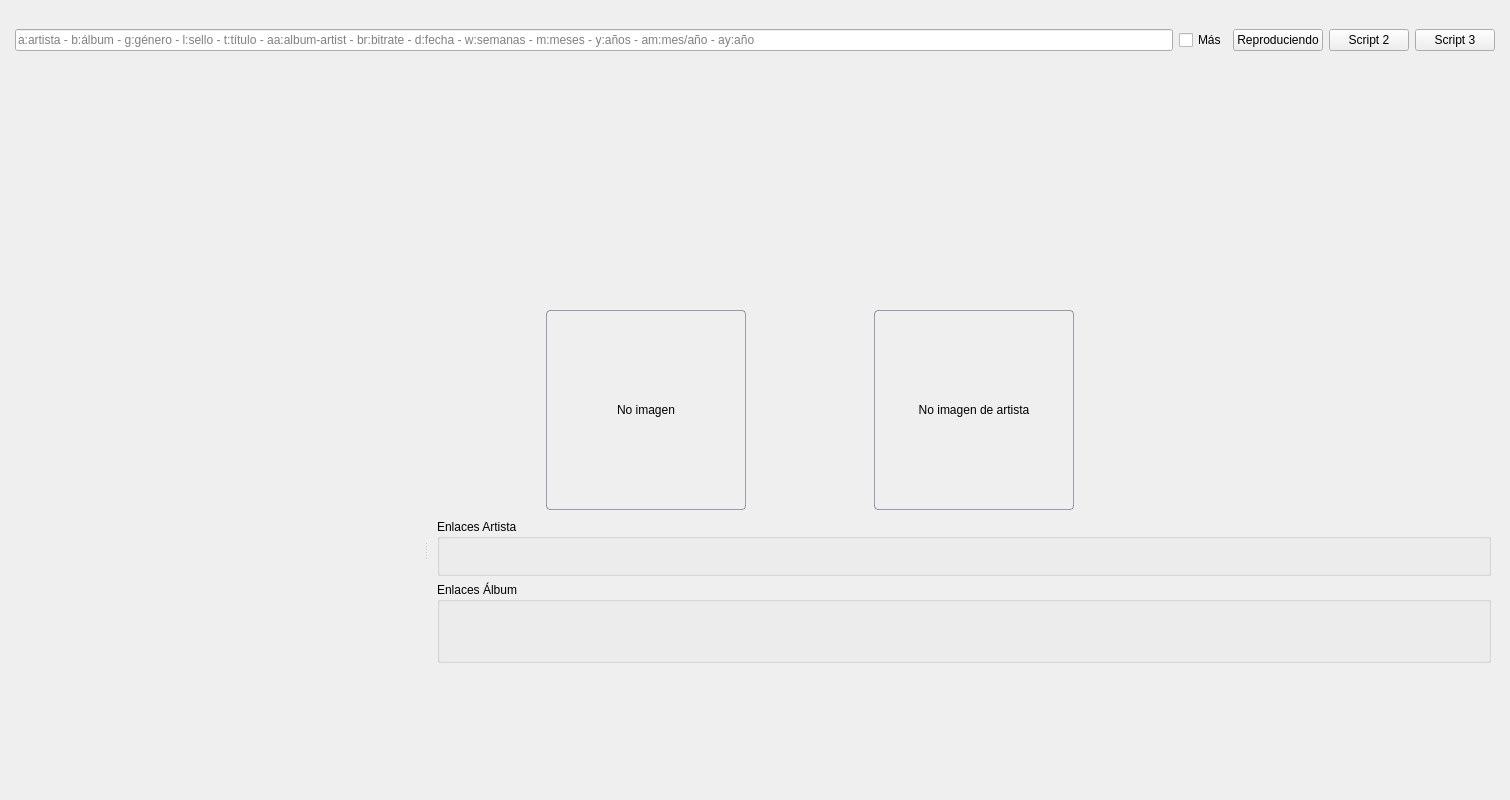
Before: the Qt Designer form ui/music_fuzzy_module.ui in volteret4/mfuz, drawn with Qt 5.
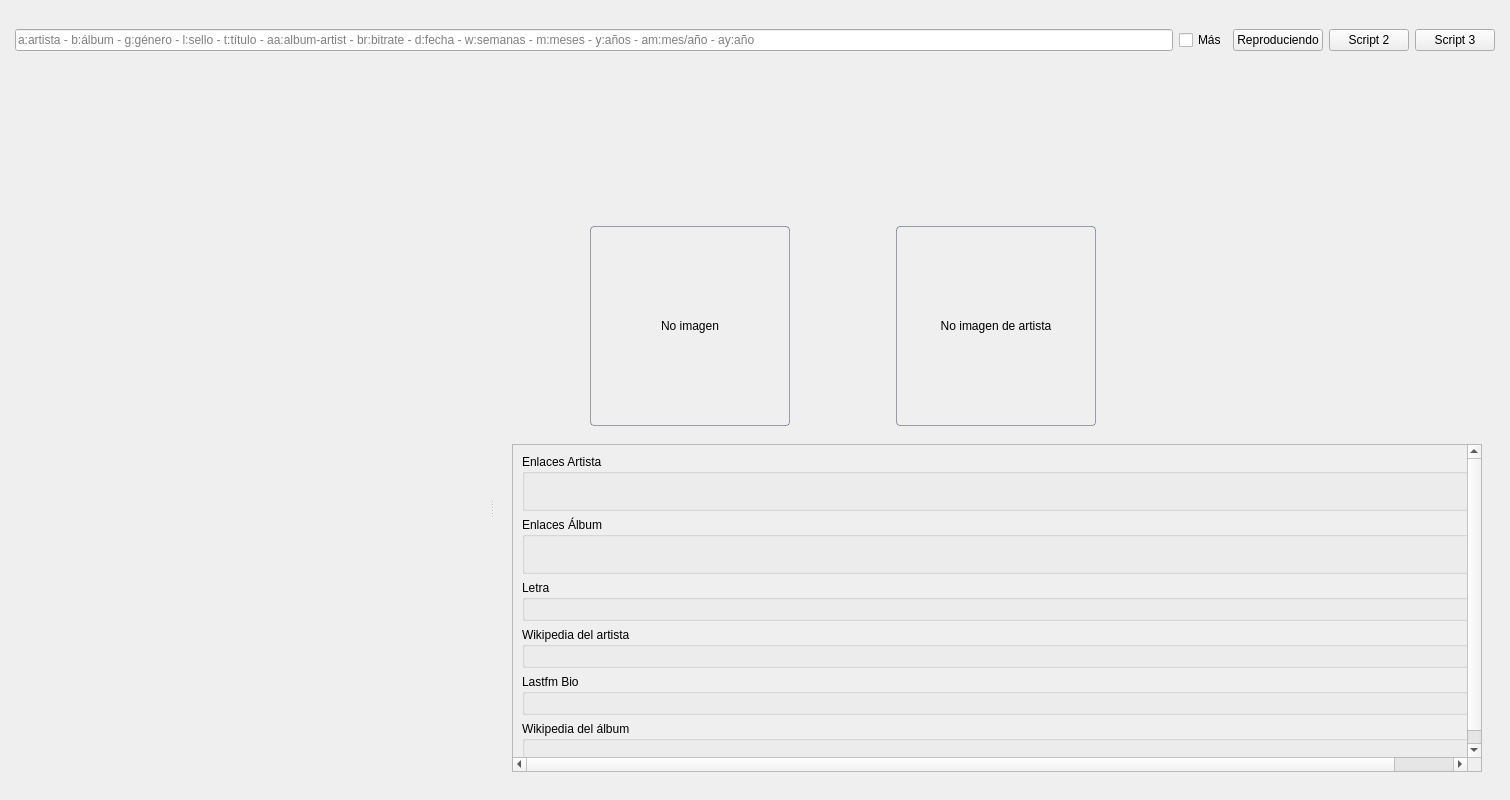
After: the same form once the commit is applied. Icons and pictures are not drawn.

Commit message: BROWSER acomodando feeds

The edit to the form file:
```diff
--- a/ui/music_fuzzy_module.ui
+++ b/ui/music_fuzzy_module.ui
@@ -846,6 +846,25 @@
          </property>
          <layout class="QVBoxLayout" name="verticalLayout_3">
           <item>
+           <widget class="QStackedWidget" name="stackedWidget_2">
+            <widget class="QWidget" name="info_page">
+             <layout class="QVBoxLayout" name="verticalLayout_5">
+              <item>
+               <widget class="QScrollArea" name="scrollArea">
+                <property name="widgetResizable">
+                 <bool>true</bool>
+                </property>
+                <widget class="QWidget" name="scrollAreaWidgetContents">
+                 <property name="geometry">
+                  <rect>
+                   <x>0</x>
+                   <y>0</y>
+                   <width>1048</width>
+                   <height>467</height>
+                  </rect>
+                 </property>
+                 <layout class="QVBoxLayout" name="verticalLayout_4">
+                  <item>
            <widget class="QGroupBox" name="artist_links_group">
             <property name="title">
              <string>Enlaces Artista</string>
@@ -1673,13 +1692,16 @@
             </property>
             <layout class="QGridLayout" name="gridLayout_3">
              <property name="leftMargin">
-              <number>9</number>
+                      <number>0</number>
              </property>
              <property name="topMargin">
-              <number>9</number>
+                      <number>0</number>
+                     </property>
+                     <property name="rightMargin">
+                      <number>0</number>
              </property>
              <property name="bottomMargin">
-              <number>15</number>
+                      <number>0</number>
              </property>
              <item row="0" column="3">
               <widget class="QPushButton" name="spot_album_link_button">
@@ -2485,25 +2507,54 @@
            </widget>
           </item>
           <item>
-           <widget class="QScrollArea" name="info_scroll">
-            <property name="sizePolicy">
-             <sizepolicy hsizetype="Expanding" vsizetype="Expanding">
-              <horstretch>0</horstretch>
-              <verstretch>0</verstretch>
-             </sizepolicy>
-            </property>
-            <property name="frameShape">
-             <enum>QFrame::Shape::NoFrame</enum>
-            </property>
-            <property name="verticalScrollBarPolicy">
-             <enum>Qt::ScrollBarPolicy::ScrollBarAsNeeded</enum>
-            </property>
-            <property name="horizontalScrollBarPolicy">
-             <enum>Qt::ScrollBarPolicy::ScrollBarAlwaysOff</enum>
-            </property>
-            <property name="widgetResizable">
-             <bool>true</bool>
-            </property>
+                   <widget class="QGroupBox" name="lyrics_group">
+                    <property name="title">
+                     <string>Letra</string>
+                    </property>
+                    <layout class="QVBoxLayout" name="verticalLayout_9"/>
+                   </widget>
+                  </item>
+                  <item>
+                   <widget class="QGroupBox" name="wiki_artist_group">
+                    <property name="title">
+                     <string>Wikipedia del artista</string>
+                    </property>
+                    <layout class="QVBoxLayout" name="verticalLayout_8"/>
+                   </widget>
+                  </item>
+                  <item>
+                   <widget class="QGroupBox" name="lastfm_bio_group">
+                    <property name="title">
+                     <string>Lastfm Bio</string>
+                    </property>
+                    <layout class="QVBoxLayout" name="verticalLayout_7"/>
+                   </widget>
+                  </item>
+                  <item>
+                   <widget class="QGroupBox" name="wiki_album_group">
+                    <property name="title">
+                     <string>Wikipedia del álbum</string>
+                    </property>
+                    <layout class="QVBoxLayout" name="verticalLayout_6"/>
+                   </widget>
+                  </item>
+                 </layout>
+                </widget>
+               </widget>
+              </item>
+             </layout>
+            </widget>
+            <widget class="QWidget" name="feeds_page">
+             <layout class="QVBoxLayout" name="verticalLayout_10">
+              <item>
+               <widget class="QGroupBox" name="groupBox">
+                <property name="title">
+                 <string>Feeds</string>
+                </property>
+               </widget>
+              </item>
+             </layout>
+            </widget>
            </widget>
           </item>
          </layout>
```
Lines whose indentation alone changed are shown as unchanged. The commit also changes 2 other files.
